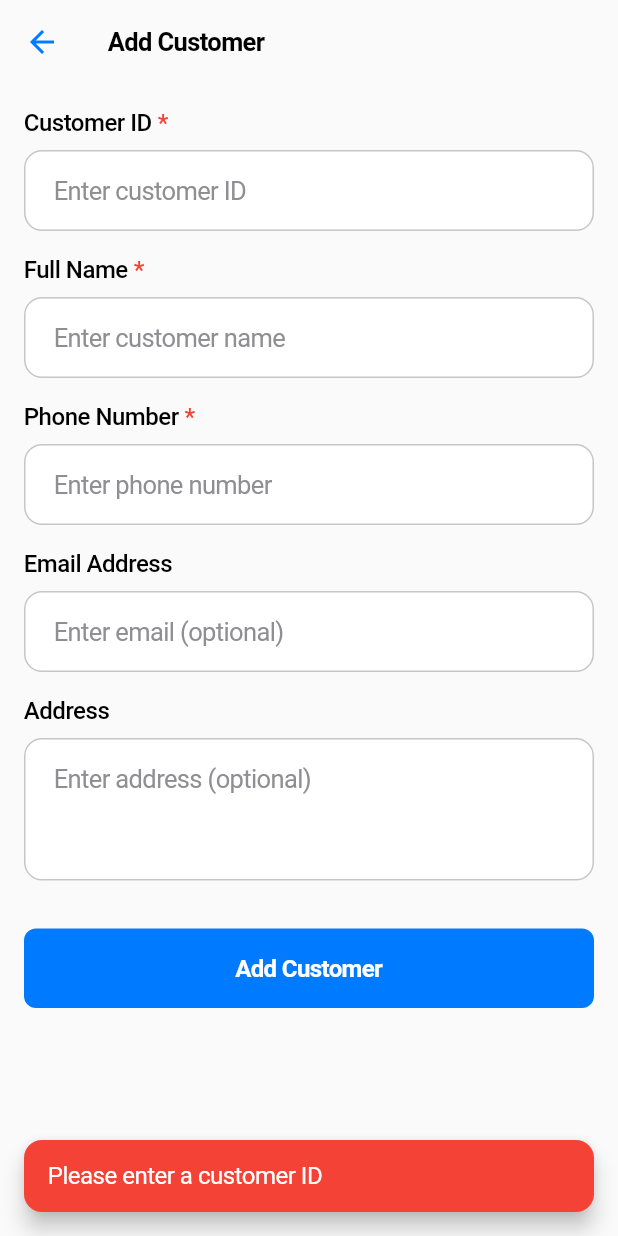
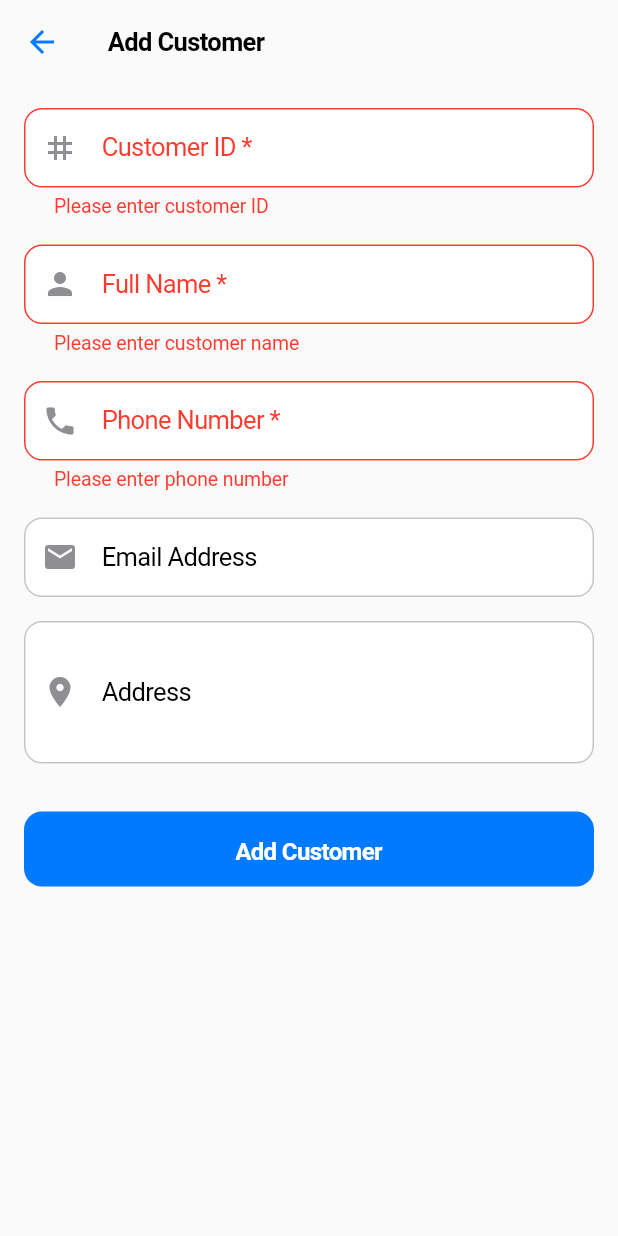
Before and after one commit to johnychnouda/Bechaalany-Debt, a Flutter app: the AddCustomerScreen screen opened directly, after a tap on "Add Customer", on a phone screen of 412 x 824 dp. Run offline on Flutter 3.47's test engine with Material 3 defaults, Android fonts, the phone set to English and light mode, and no system bars; our stand-ins replace connectivity_plus, flutter_local_notifications, flutter_svg, hive, hive_flutter, pdf and 1 more; accounts and stored records are empty; generated files the repository leaves out were written again.

Commit message:
Update add customer screen with modern design matching debt page

```diff
--- a/lib/screens/add_customer_screen.dart
+++ b/lib/screens/add_customer_screen.dart
@@ -50,31 +50,15 @@ class _AddCustomerScreenState extends State<AddCustomerScreen> {
   Future<void> _saveCustomer() async {
     final l10n = AppLocalizations.of(context);
 
+    if (!_formKey.currentState!.validate()) {
+      return;
+    }
+
     String customerId = _idController.text.trim();
     String name = _nameController.text.trim();
     String phone = _phoneController.text.trim();
     String email = _emailController.text.trim();
     String address = _addressController.text.trim();
-
-    if (customerId.isEmpty) {
-      _showErrorSnackBar(l10n.pleaseEnterCustomerId);
-      return;
-    }
-
-    if (name.isEmpty) {
-      _showErrorSnackBar(l10n.pleaseEnterName);
-      return;
-    }
-
-    if (phone.isEmpty) {
-      _showErrorSnackBar(l10n.pleaseEnterPhone);
-      return;
-    }
-
-    if (email.isNotEmpty && !RegExp(r'^[\w-\.]+@([\w-]+\.)+[\w-]{2,4}$').hasMatch(email)) {
-      _showErrorSnackBar(l10n.pleaseEnterValidEmail);
-      return;
-    }
 
     setState(() {
       _isLoading = true;
@@ -175,52 +159,80 @@ class _AddCustomerScreenState extends State<AddCustomerScreen> {
             padding: const EdgeInsets.all(16),
             children: [
               // Customer ID
-              _buildField(
-                label: 'Customer ID',
+              _buildModernField(
+                label: 'Customer ID *',
                 controller: _idController,
                 placeholder: 'Enter customer ID',
+                icon: Icons.tag,
                 enabled: widget.customer == null,
-                isRequired: true,
+                validator: (value) {
+                  if (value == null || value.trim().isEmpty) {
+                    return 'Please enter customer ID';
+                  }
+                  return null;
+                },
               ),
 
               const SizedBox(height: 16),
 
               // Name
-              _buildField(
-                label: 'Full Name',
+              _buildModernField(
+                label: 'Full Name *',
                 controller: _nameController,
                 placeholder: 'Enter customer name',
-                isRequired: true,
+                icon: Icons.person,
+                validator: (value) {
+                  if (value == null || value.trim().isEmpty) {
+                    return 'Please enter customer name';
+                  }
+                  return null;
+                },
               ),
 
               const SizedBox(height: 16),
 
               // Phone
-              _buildField(
-                label: 'Phone Number',
+              _buildModernField(
+                label: 'Phone Number *',
                 controller: _phoneController,
                 placeholder: 'Enter phone number',
+                icon: Icons.phone,
                 keyboardType: TextInputType.phone,
-                isRequired: true,
+                validator: (value) {
+                  if (value == null || value.trim().isEmpty) {
+                    return 'Please enter phone number';
+                  }
+                  return null;
+                },
               ),
 
               const SizedBox(height: 16),
 
               // Email
-              _buildField(
+              _buildModernField(
                 label: 'Email Address',
                 controller: _emailController,
                 placeholder: 'Enter email (optional)',
+                icon: Icons.email,
                 keyboardType: TextInputType.emailAddress,
+                validator: (value) {
+                  if (value != null && value.trim().isNotEmpty) {
+                    if (!RegExp(r'^[\w-\.]+@([\w-]+\.)+[\w-]{2,4}$').hasMatch(value)) {
+                      return 'Please enter a valid email';
+                    }
+                  }
+                  return null;
+                },
               ),
 
               const SizedBox(height: 16),
 
               // Address
-              _buildField(
+              _buildModernField(
                 label: 'Address',
                 controller: _addressController,
                 placeholder: 'Enter address (optional)',
+                icon: Icons.location_on,
                 maxLines: 3,
               ),
 
@@ -229,22 +241,25 @@ class _AddCustomerScreenState extends State<AddCustomerScreen> {
               // Save Button
               SizedBox(
                 width: double.infinity,
+                height: 50,
                 child: ElevatedButton(
                   onPressed: _isLoading ? null : _saveCustomer,
                   style: ElevatedButton.styleFrom(
-                    padding: const EdgeInsets.symmetric(vertical: 16),
-                    shape: RoundedRectangleBorder(
-                      borderRadius: BorderRadius.circular(8),
-                    ),
+                    backgroundColor: AppColors.primary,
+                    foregroundColor: Colors.white,
                   ),
                   child: _isLoading
-                      ? const CircularProgressIndicator(color: Colors.white)
+                      ? const SizedBox(
+                          width: 20,
+                          height: 20,
+                          child: CircularProgressIndicator(
+                            strokeWidth: 2,
+                            valueColor: AlwaysStoppedAnimation<Color>(Colors.white),
+                          ),
+                        )
                       : Text(
                           widget.customer != null ? 'Update Customer' : 'Add Customer',
-                          style: const TextStyle(
-                            fontSize: 16,
-                            fontWeight: FontWeight.w600,
-                          ),
+                          style: const TextStyle(fontSize: 16),
                         ),
                 ),
               ),
@@ -257,58 +272,35 @@ class _AddCustomerScreenState extends State<AddCustomerScreen> {
     );
   }
 
-  Widget _buildField({
+  Widget _buildModernField({
     required String label,
     required TextEditingController controller,
     required String placeholder,
+    required IconData icon,
     TextInputType? keyboardType,
     int maxLines = 1,
     bool enabled = true,
-    bool isRequired = false,
+    String? Function(String?)? validator,
   }) {
     return Column(
       crossAxisAlignment: CrossAxisAlignment.start,
       children: [
-        Row(
-          children: [
-            Text(
-              label,
-                          style: const TextStyle(
-              fontSize: 16,
-              fontWeight: FontWeight.w500,
-              color: Colors.black,
-            ),
-            ),
-            if (isRequired) ...[
-              const SizedBox(width: 4),
-              const Text(
-                '*',
-                style: TextStyle(
-                  fontSize: 16,
-                  fontWeight: FontWeight.w500,
-                  color: Colors.red,
-                ),
-              ),
-            ],
-          ],
-        ),
-        const SizedBox(height: 8),
-                TextField(
+        TextFormField(
           controller: controller,
           enabled: enabled,
           decoration: InputDecoration(
-            hintText: placeholder,
-            border: OutlineInputBorder(
-              borderRadius: BorderRadius.circular(8),
-            ),
+            labelText: label,
+            border: const OutlineInputBorder(),
+            prefixIcon: Icon(icon, color: AppColors.textSecondary),
             filled: true,
             fillColor: Colors.white,
           ),
           keyboardType: keyboardType,
           maxLines: maxLines,
+          validator: validator,
           style: const TextStyle(
             fontSize: 16,
-            color: Colors.black,
+            color: AppColors.textPrimary,
           ),
         ),
       ],
```
